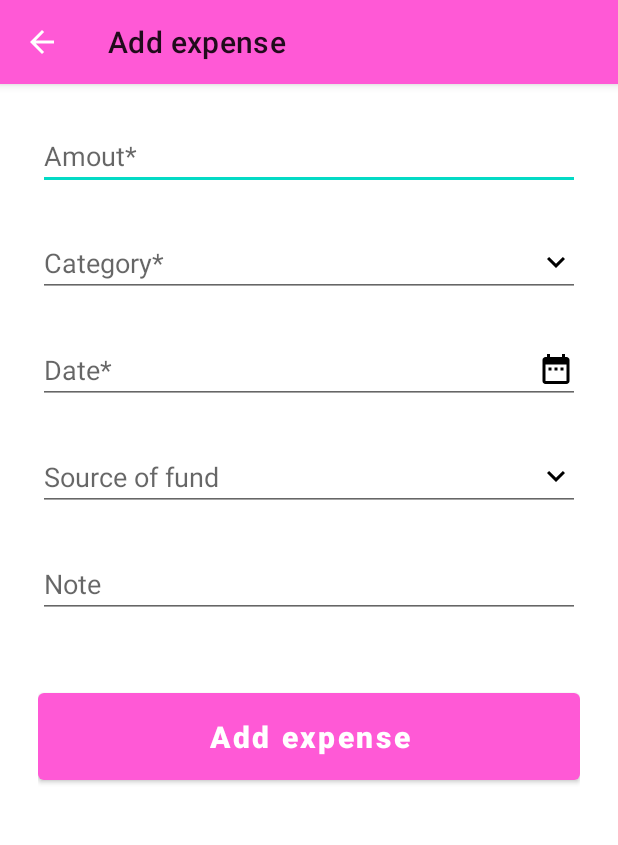
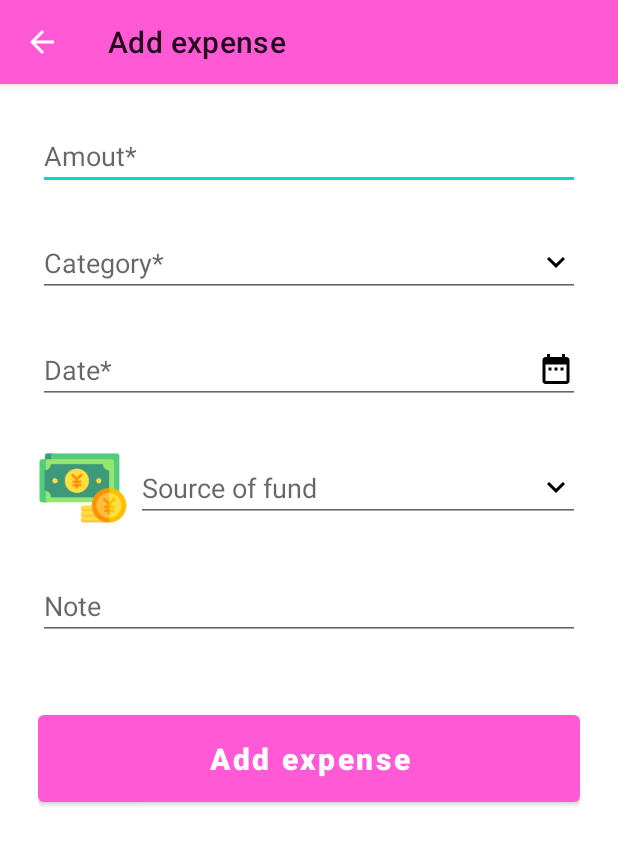
Before and after one commit to IamDieuKhanh2001/ExpenseManagement, an Android app: the RegisterTransActivity screen opened directly, with no data from a screen before it, on a phone screen of 412 x 824 dp. Shown: the top 845 px of the screen. Run offline under Robolectric (Android 15) with nearby library versions, the phone set to English and light mode, and no system bars.

Commit message:
select source

```diff
--- a/app/src/main/java/com/khanh/expensemanagement/register_trans/RegisterTransActivity.java
+++ b/app/src/main/java/com/khanh/expensemanagement/register_trans/RegisterTransActivity.java
@@ -8,6 +8,7 @@ import android.graphics.drawable.ColorDrawable;
 import android.os.Bundle;
 import android.view.Gravity;
 import android.view.MenuItem;
+import android.view.View;
 import android.view.ViewGroup;
 import android.view.Window;
 import android.widget.Button;
@@ -39,10 +40,13 @@ public class RegisterTransActivity extends AppCompatActivity {
     EditText note;
     Button add_expense;
     RecyclerView source_recycler_view;
+    ImageView source_icon;
     DatabaseHelper databaseHelper;
 
     Integer categorySelectedId;
     Integer sourceSelectedId;
+
+    ArrayList<Source> sourceList = new ArrayList<>();
 
     @Override
     protected void onCreate(Bundle savedInstanceState) {
@@ -93,6 +97,8 @@ public class RegisterTransActivity extends AppCompatActivity {
         source.setClickable(true);
         source.setOnClickListener(view -> showSourceBottomDialog());
 
+        source_icon = findViewById(R.id.source_icon);
+
         note = findViewById(R.id.note);
 
         add_expense = findViewById(R.id.add_expense);
@@ -106,7 +112,7 @@ public class RegisterTransActivity extends AppCompatActivity {
 
     private void getDataSourceList(Dialog dialog) {
 
-        ArrayList<Source> sourceList = new ArrayList<>();
+        sourceList = new ArrayList<>();
 
         Cursor cursor = databaseHelper.sourceFindAll();
         if (cursor != null && cursor.moveToFirst()) {
@@ -125,6 +131,14 @@ public class RegisterTransActivity extends AppCompatActivity {
             Toast.makeText(this, "Clicked: " + id, Toast.LENGTH_SHORT).show();
             sourceSelectedId = id;
             source.setText(nameSs);
+            if (sourceList.get(position).getImage() != null) {
+
+                int imageResId = this.getResources().getIdentifier(sourceList.get(position).getImage(), "drawable", this.getPackageName());
+                if (imageResId != 0) {
+
+                    source_icon.setImageResource(imageResId);
+                }
+            }
             dialog.dismiss(); // close dialog
         });
 
--- a/app/src/main/java/com/khanh/expensemanagement/register_trans/SourceViewHolder.java
+++ b/app/src/main/java/com/khanh/expensemanagement/register_trans/SourceViewHolder.java
@@ -1,5 +1,6 @@
 package com.khanh.expensemanagement.register_trans;
 
+import android.graphics.drawable.Drawable;
 import android.view.View;
 import android.widget.ImageView;
 import android.widget.TextView;
--- a/app/src/main/res/layout/activity_register_trans.xml
+++ b/app/src/main/res/layout/activity_register_trans.xml
@@ -1,6 +1,5 @@
 <?xml version="1.0" encoding="utf-8"?>
-<FrameLayout
-    xmlns:android="http://schemas.android.com/apk/res/android"
+<FrameLayout xmlns:android="http://schemas.android.com/apk/res/android"
     xmlns:app="http://schemas.android.com/apk/res-auto"
     android:layout_width="match_parent"
     android:layout_height="match_parent"
@@ -11,8 +10,8 @@
         android:layout_height="match_parent"
         android:orientation="vertical"
         android:paddingLeft="25sp"
-        android:paddingRight="25sp"
-        android:paddingTop="25sp">
+        android:paddingTop="25sp"
+        android:paddingRight="25sp">
 
         <EditText
             android:id="@+id/amount"
@@ -29,11 +28,11 @@
             android:id="@+id/category"
             android:layout_width="match_parent"
             android:layout_height="wrap_content"
+            android:layout_marginTop="26dp"
+            android:allowClickWhenDisabled="true"
+            android:drawableRight="@drawable/baseline_keyboard_arrow_down_24"
             android:ems="10"
             android:hint="Category*"
-            android:drawableRight="@drawable/baseline_keyboard_arrow_down_24"
-            android:allowClickWhenDisabled="true"
-            android:layout_marginTop="26dp"
             app:layout_constraintEnd_toEndOf="parent"
             app:layout_constraintStart_toStartOf="parent"
             app:layout_constraintTop_toTopOf="parent" />
@@ -42,34 +41,46 @@
             android:id="@+id/date"
             android:layout_width="match_parent"
             android:layout_height="wrap_content"
+            android:layout_marginTop="26dp"
+            android:drawableRight="@drawable/baseline_date_range_24"
             android:ems="10"
             android:hint="Date*"
-            android:drawableRight="@drawable/baseline_date_range_24"
-            android:layout_marginTop="26dp"
             android:inputType="date"
             app:layout_constraintEnd_toEndOf="parent"
             app:layout_constraintStart_toStartOf="parent"
             app:layout_constraintTop_toTopOf="parent" />
 
+        <LinearLayout
+            android:layout_width="match_parent"
+            android:layout_height="wrap_content"
+            android:gravity="center_vertical"
+            android:orientation="horizontal"
+            android:layout_marginTop="26dp">
+            <ImageView
+                android:id="@+id/source_icon"
+                app:srcCompat="@drawable/ic_source_cash"
+                android:layout_marginRight="5dp"
+                android:layout_width="60dp"
+                android:layout_height="60dp" />
             <EditText
                 android:id="@+id/source"
                 android:layout_width="match_parent"
                 android:layout_height="wrap_content"
+                android:drawableRight="@drawable/baseline_keyboard_arrow_down_24"
                 android:ems="10"
                 android:hint="Source of fund"
-            android:drawableRight="@drawable/baseline_keyboard_arrow_down_24"
-            android:layout_marginTop="26dp"
                 app:layout_constraintEnd_toEndOf="parent"
                 app:layout_constraintStart_toStartOf="parent"
                 app:layout_constraintTop_toTopOf="parent" />
+        </LinearLayout>
 
         <EditText
             android:id="@+id/note"
             android:layout_width="match_parent"
             android:layout_height="wrap_content"
+            android:layout_marginTop="26dp"
             android:ems="10"
             android:hint="Note"
-            android:layout_marginTop="26dp"
             app:layout_constraintEnd_toEndOf="parent"
             app:layout_constraintStart_toStartOf="parent"
             app:layout_constraintTop_toTopOf="parent" />
--- a/app/src/main/res/layout/source_of_fund_cell.xml
+++ b/app/src/main/res/layout/source_of_fund_cell.xml
@@ -8,7 +8,7 @@
 
     <ImageView
         android:id="@+id/source_icon"
-        app:srcCompat="@drawable/source_of_fund_1"
+        app:srcCompat="@drawable/ic_no_image"
         android:layout_width="60dp"
         android:layout_height="60dp" />
 
```
Also changed, not shown: app/src/main/java/com/khanh/expensemanagement/register_trans/SourceAdapter.java (+8 -0 lines), app/src/main/java/com/khanh/expensemanagement/util/db/DatabaseHelper.java (+3 -5 lines), app/src/main/res/drawable/ic_no_image.jpg (added), app/src/main/res/drawable/ic_source_card.png (added), app/src/main/res/drawable/ic_source_cash.png (added), app/src/main/res/drawable/ic_source_suica.png (added), app/src/main/res/drawable/source_of_fund_1.jpg (deleted). Lines whose indentation alone changed are shown as unchanged.
